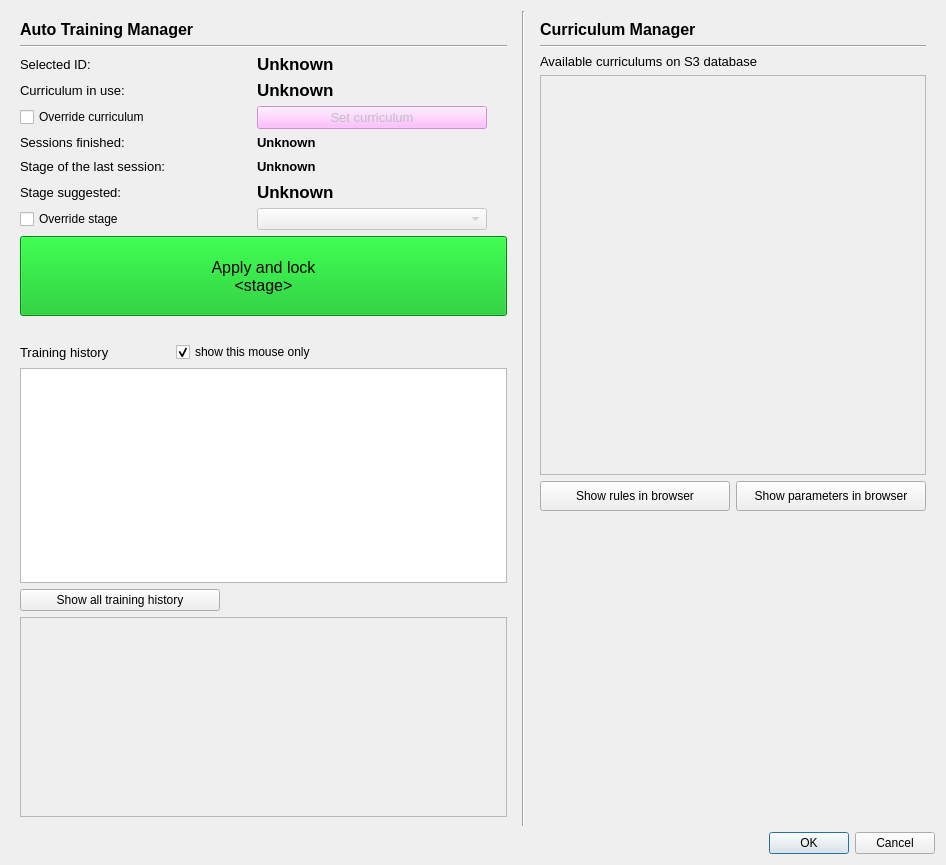
Before: the Qt Designer form src/foraging_gui/AutoTrain.ui in AllenNeuralDynamics/dynamic-foraging-task, drawn with Qt 5.
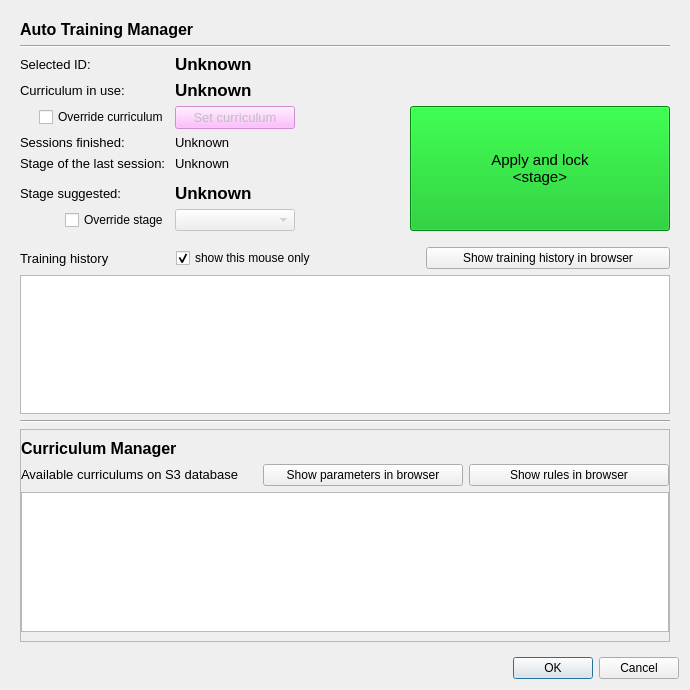
After: the same form once the commit is applied.

Commit message: streamline AutoTraining UI

The edit to the form file:
```diff
--- a/src/foraging_gui/AutoTrain.ui
+++ b/src/foraging_gui/AutoTrain.ui
@@ -6,8 +6,8 @@
    <rect>
     <x>0</x>
     <y>0</y>
-    <width>946</width>
-    <height>865</height>
+    <width>690</width>
+    <height>690</height>
    </rect>
   </property>
   <property name="windowTitle">
@@ -15,7 +15,7 @@
   </property>
   <layout class="QVBoxLayout" name="verticalLayout_2">
    <item>
-    <layout class="QHBoxLayout" name="horizontalLayout_2" stretch="0,0,0">
+    <layout class="QHBoxLayout" name="horizontalLayout_2" stretch="0">
      <item>
       <widget class="QWidget" name="widget_auto_train_manager" native="true">
        <property name="sizePolicy">
@@ -61,47 +61,6 @@
         </item>
         <item>
          <layout class="QGridLayout" name="gridLayout">
-          <item row="2" column="1">
-           <widget class="QPushButton" name="pushButton_apply_curriculum">
-            <property name="enabled">
-             <bool>false</bool>
-            </property>
-            <property name="sizePolicy">
-             <sizepolicy hsizetype="Minimum" vsizetype="Preferred">
-              <horstretch>0</horstretch>
-              <verstretch>0</verstretch>
-             </sizepolicy>
-            </property>
-            <property name="font">
-             <font>
-              <pointsize>10</pointsize>
-             </font>
-            </property>
-            <property name="styleSheet">
-             <string notr="true">background-color: rgb(255, 170, 255)
-</string>
-            </property>
-            <property name="text">
-             <string>Set curriculum</string>
-            </property>
-           </widget>
-          </item>
-          <item row="2" column="0">
-           <widget class="QCheckBox" name="checkBox_override_curriculum">
-            <property name="enabled">
-             <bool>true</bool>
-            </property>
-            <property name="sizePolicy">
-             <sizepolicy hsizetype="Minimum" vsizetype="Fixed">
-              <horstretch>8</horstretch>
-              <verstretch>0</verstretch>
-             </sizepolicy>
-            </property>
-            <property name="text">
-             <string>Override curriculum</string>
-            </property>
-           </widget>
-          </item>
           <item row="0" column="1">
            <widget class="QLabel" name="label_subject_id">
             <property name="minimumSize">
@@ -142,23 +101,56 @@
             </property>
            </widget>
           </item>
-          <item row="1" column="1">
-           <widget class="QLabel" name="label_curriculum_name">
+          <item row="2" column="1" alignment="Qt::AlignLeft">
+           <widget class="QPushButton" name="pushButton_apply_curriculum">
+            <property name="enabled">
+             <bool>false</bool>
+            </property>
+            <property name="sizePolicy">
+             <sizepolicy hsizetype="Minimum" vsizetype="Preferred">
+              <horstretch>0</horstretch>
+              <verstretch>0</verstretch>
+             </sizepolicy>
+            </property>
             <property name="minimumSize">
              <size>
-              <width>0</width>
+              <width>120</width>
               <height>0</height>
              </size>
             </property>
+            <property name="maximumSize">
+             <size>
+              <width>1000000</width>
+              <height>16777215</height>
+             </size>
+            </property>
             <property name="font">
              <font>
-              <pointsize>13</pointsize>
-              <weight>75</weight>
-              <bold>true</bold>
+              <pointsize>10</pointsize>
              </font>
             </property>
+            <property name="styleSheet">
+             <string notr="true">background-color: rgb(255, 170, 255)
+</string>
+            </property>
             <property name="text">
-             <string>Unknown</string>
+             <string>Set curriculum</string>
+            </property>
+           </widget>
+          </item>
+          <item row="2" column="0" alignment="Qt::AlignRight">
+           <widget class="QCheckBox" name="checkBox_override_curriculum">
+            <property name="enabled">
+             <bool>true</bool>
+            </property>
+            <property name="sizePolicy">
+             <sizepolicy hsizetype="Minimum" vsizetype="Fixed">
+              <horstretch>5</horstretch>
+              <verstretch>0</verstretch>
+             </sizepolicy>
+            </property>
+            <property name="text">
+             <string>Override curriculum</string>
             </property>
            </widget>
           </item>
@@ -176,6 +168,39 @@
             </property>
            </widget>
           </item>
+          <item row="7" column="0" alignment="Qt::AlignRight">
+           <widget class="QCheckBox" name="checkBox_override_stage">
+            <property name="sizePolicy">
+             <sizepolicy hsizetype="Minimum" vsizetype="Fixed">
+              <horstretch>5</horstretch>
+              <verstretch>0</verstretch>
+             </sizepolicy>
+            </property>
+            <property name="text">
+             <string>Override stage</string>
+            </property>
+           </widget>
+          </item>
+          <item row="6" column="1">
+           <widget class="QLabel" name="label_next_stage_suggested">
+            <property name="sizePolicy">
+             <sizepolicy hsizetype="Preferred" vsizetype="Preferred">
+              <horstretch>10</horstretch>
+              <verstretch>0</verstretch>
+             </sizepolicy>
+            </property>
+            <property name="font">
+             <font>
+              <pointsize>13</pointsize>
+              <weight>75</weight>
+              <bold>true</bold>
+             </font>
+            </property>
+            <property name="text">
+             <string>Unknown</string>
+            </property>
+           </widget>
+          </item>
           <item row="3" column="1">
            <widget class="QLabel" name="label_session">
             <property name="minimumSize">
@@ -187,48 +212,12 @@
             <property name="font">
              <font>
               <pointsize>10</pointsize>
-              <weight>75</weight>
-              <bold>true</bold>
-             </font>
-            </property>
-            <property name="text">
-             <string>Unknown</string>
-            </property>
-           </widget>
-          </item>
-          <item row="4" column="4">
-           <spacer name="horizontalSpacer_2">
-            <property name="orientation">
-             <enum>Qt::Horizontal</enum>
-            </property>
-            <property name="sizeType">
-             <enum>QSizePolicy::Maximum</enum>
-            </property>
-            <property name="sizeHint" stdset="0">
-             <size>
-              <width>20</width>
-              <height>20</height>
-             </size>
-            </property>
-           </spacer>
-          </item>
-          <item row="0" column="0">
-           <widget class="QLabel" name="label_3">
-            <property name="sizePolicy">
-             <sizepolicy hsizetype="Preferred" vsizetype="Preferred">
-              <horstretch>0</horstretch>
-              <verstretch>0</verstretch>
-             </sizepolicy>
-            </property>
-            <property name="font">
-             <font>
-              <pointsize>10</pointsize>
               <weight>50</weight>
               <bold>false</bold>
              </font>
             </property>
             <property name="text">
-             <string>Selected ID:  </string>
+             <string>Unknown</string>
             </property>
            </widget>
           </item>
@@ -255,8 +244,8 @@
             <property name="font">
              <font>
               <pointsize>10</pointsize>
-              <weight>75</weight>
-              <bold>true</bold>
+              <weight>50</weight>
+              <bold>false</bold>
              </font>
             </property>
             <property name="text">
@@ -264,23 +253,48 @@
             </property>
            </widget>
           </item>
-          <item row="6" column="1">
-           <widget class="QLabel" name="label_next_stage_suggested">
+          <item row="7" column="1" alignment="Qt::AlignLeft">
+           <widget class="QComboBox" name="comboBox_override_stage">
+            <property name="enabled">
+             <bool>false</bool>
+            </property>
+            <property name="sizePolicy">
+             <sizepolicy hsizetype="Preferred" vsizetype="Fixed">
+              <horstretch>7</horstretch>
+              <verstretch>0</verstretch>
+             </sizepolicy>
+            </property>
+            <property name="minimumSize">
+             <size>
+              <width>120</width>
+              <height>0</height>
+             </size>
+            </property>
+            <property name="maximumSize">
+             <size>
+              <width>1000000</width>
+              <height>16777215</height>
+             </size>
+            </property>
+           </widget>
+          </item>
+          <item row="0" column="0">
+           <widget class="QLabel" name="label_3">
             <property name="sizePolicy">
              <sizepolicy hsizetype="Preferred" vsizetype="Preferred">
-              <horstretch>10</horstretch>
+              <horstretch>0</horstretch>
               <verstretch>0</verstretch>
              </sizepolicy>
             </property>
             <property name="font">
              <font>
-              <pointsize>13</pointsize>
-              <weight>75</weight>
-              <bold>true</bold>
+              <pointsize>10</pointsize>
+              <weight>50</weight>
+              <bold>false</bold>
              </font>
             </property>
             <property name="text">
-             <string>Unknown</string>
+             <string>Selected ID:  </string>
             </property>
            </widget>
           </item>
@@ -288,7 +302,7 @@
            <widget class="QLabel" name="label_5">
             <property name="sizePolicy">
              <sizepolicy hsizetype="Preferred" vsizetype="Preferred">
-              <horstretch>10</horstretch>
+              <horstretch>5</horstretch>
               <verstretch>0</verstretch>
              </sizepolicy>
             </property>
@@ -304,39 +318,31 @@
             </property>
            </widget>
           </item>
-          <item row="7" column="0">
-           <widget class="QCheckBox" name="checkBox_override_stage">
-            <property name="sizePolicy">
-             <sizepolicy hsizetype="Minimum" vsizetype="Fixed">
-              <horstretch>10</horstretch>
-              <verstretch>0</verstretch>
-             </sizepolicy>
+          <item row="1" column="1" colspan="4">
+           <widget class="QLabel" name="label_curriculum_name">
+            <property name="minimumSize">
+             <size>
+              <width>0</width>
+              <height>0</height>
+             </size>
+            </property>
+            <property name="font">
+             <font>
+              <pointsize>13</pointsize>
+              <weight>75</weight>
+              <bold>true</bold>
+             </font>
             </property>
             <property name="text">
-             <string>Override stage</string>
+             <string>Unknown</string>
             </property>
            </widget>
           </item>
-          <item row="7" column="1">
-           <widget class="QComboBox" name="comboBox_override_stage">
-            <property name="enabled">
-             <bool>false</bool>
-            </property>
-            <property name="sizePolicy">
-             <sizepolicy hsizetype="Preferred" vsizetype="Fixed">
-              <horstretch>7</horstretch>
-              <verstretch>0</verstretch>
-             </sizepolicy>
-            </property>
-           </widget>
-          </item>
-         </layout>
-        </item>
-        <item>
+          <item row="2" column="4" rowspan="6">
          <widget class="QPushButton" name="pushButton_apply_auto_train_paras">
           <property name="sizePolicy">
            <sizepolicy hsizetype="Preferred" vsizetype="Preferred">
-            <horstretch>15</horstretch>
+              <horstretch>12</horstretch>
             <verstretch>0</verstretch>
            </sizepolicy>
           </property>
@@ -348,7 +354,7 @@
           </property>
           <property name="font">
            <font>
-            <pointsize>12</pointsize>
+              <pointsize>11</pointsize>
            </font>
           </property>
           <property name="styleSheet">
@@ -364,6 +370,8 @@
           </property>
          </widget>
         </item>
+         </layout>
+        </item>
         <item>
          <spacer name="verticalSpacer">
           <property name="orientation">
@@ -375,7 +383,7 @@
           <property name="sizeHint" stdset="0">
            <size>
             <width>20</width>
-            <height>20</height>
+            <height>10</height>
            </size>
           </property>
          </spacer>
@@ -413,7 +421,7 @@
             <property name="sizePolicy">
              <sizepolicy hsizetype="Expanding" vsizetype="Preferred">
               <horstretch>0</horstretch>
-              <verstretch>20</verstretch>
+              <verstretch>15</verstretch>
              </sizepolicy>
             </property>
             <property name="text">
@@ -424,13 +432,32 @@
             </property>
            </widget>
           </item>
+          <item>
+           <widget class="QPushButton" name="pushButton_show_all_training_history">
+            <property name="sizePolicy">
+             <sizepolicy hsizetype="Expanding" vsizetype="Fixed">
+              <horstretch>0</horstretch>
+              <verstretch>8</verstretch>
+             </sizepolicy>
+            </property>
+            <property name="maximumSize">
+             <size>
+              <width>300</width>
+              <height>30</height>
+             </size>
+            </property>
+            <property name="text">
+             <string>Show training history in browser</string>
+            </property>
+           </widget>
+          </item>
          </layout>
         </item>
         <item>
          <widget class="QTableView" name="tableView_df_training_manager">
           <property name="sizePolicy">
            <sizepolicy hsizetype="Expanding" vsizetype="Expanding">
-            <horstretch>2</horstretch>
+            <horstretch>0</horstretch>
             <verstretch>0</verstretch>
            </sizepolicy>
           </property>
@@ -460,15 +487,9 @@
          </widget>
         </item>
         <item>
-         <widget class="QPushButton" name="pushButton_show_all_training_history">
-          <property name="maximumSize">
-           <size>
-            <width>200</width>
-            <height>30</height>
-           </size>
-          </property>
-          <property name="text">
-           <string>Show all training history</string>
+         <widget class="Line" name="line_3">
+          <property name="orientation">
+           <enum>Qt::Horizontal</enum>
           </property>
          </widget>
         </item>
@@ -486,18 +507,16 @@
           <property name="frameShadow">
            <enum>QFrame::Raised</enum>
           </property>
-         </widget>
-        </item>
-       </layout>
-      </widget>
-     </item>
-     <item>
-      <widget class="Line" name="line">
-       <property name="orientation">
-        <enum>Qt::Vertical</enum>
-       </property>
-      </widget>
-     </item>
+          <layout class="QVBoxLayout" name="verticalLayout_3">
+           <property name="leftMargin">
+            <number>0</number>
+           </property>
+           <property name="topMargin">
+            <number>0</number>
+           </property>
+           <property name="rightMargin">
+            <number>0</number>
+           </property>
      <item>
       <widget class="QWidget" name="widget_curriculum_manager" native="true">
        <property name="sizePolicy">
@@ -513,6 +532,15 @@
         </size>
        </property>
        <layout class="QVBoxLayout" name="verticalLayout_6">
+              <property name="leftMargin">
+               <number>0</number>
+              </property>
+              <property name="rightMargin">
+               <number>0</number>
+              </property>
+              <property name="bottomMargin">
+               <number>0</number>
+              </property>
         <item>
          <widget class="QLabel" name="label_2">
           <property name="sizePolicy">
@@ -535,12 +563,7 @@
          </widget>
         </item>
         <item>
-         <widget class="Line" name="line_3">
-          <property name="orientation">
-           <enum>Qt::Horizontal</enum>
-          </property>
-         </widget>
-        </item>
+               <layout class="QHBoxLayout" name="horizontalLayout_3">
         <item>
          <widget class="QLabel" name="label">
           <property name="sizePolicy">
@@ -566,45 +589,59 @@
          </widget>
         </item>
         <item>
+                 <widget class="QPushButton" name="pushButton_show_paras_in_browser">
+                  <property name="sizePolicy">
+                   <sizepolicy hsizetype="Minimum" vsizetype="Preferred">
+                    <horstretch>0</horstretch>
+                    <verstretch>0</verstretch>
+                   </sizepolicy>
+                  </property>
+                  <property name="maximumSize">
+                   <size>
+                    <width>200</width>
+                    <height>30</height>
+                   </size>
+                  </property>
+                  <property name="text">
+                   <string>Show parameters in browser</string>
+                  </property>
+                 </widget>
+                </item>
+                <item>
+                 <widget class="QPushButton" name="pushButton_show_rules_in_browser">
+                  <property name="sizePolicy">
+                   <sizepolicy hsizetype="Minimum" vsizetype="Preferred">
+                    <horstretch>0</horstretch>
+                    <verstretch>0</verstretch>
+                   </sizepolicy>
+                  </property>
+                  <property name="maximumSize">
+                   <size>
+                    <width>200</width>
+                    <height>30</height>
+                   </size>
+                  </property>
+                  <property name="text">
+                   <string>Show rules in browser</string>
+                  </property>
+                 </widget>
+                </item>
+               </layout>
+              </item>
+             </layout>
+            </widget>
+           </item>
+           <item>
          <widget class="QTableView" name="tableView_df_curriculum">
-          <property name="enabled">
-           <bool>false</bool>
-          </property>
-          <property name="sizePolicy">
-           <sizepolicy hsizetype="Preferred" vsizetype="Preferred">
-            <horstretch>1</horstretch>
-            <verstretch>10</verstretch>
-           </sizepolicy>
-          </property>
-          <property name="minimumSize">
-           <size>
-            <width>200</width>
-            <height>200</height>
-           </size>
-          </property>
-          <property name="maximumSize">
-           <size>
-            <width>16777215</width>
-            <height>400</height>
-           </size>
-          </property>
-          <property name="font">
-           <font>
-            <pointsize>9</pointsize>
-           </font>
-          </property>
-          <property name="focusPolicy">
-           <enum>Qt::StrongFocus</enum>
-          </property>
-          <property name="styleSheet">
-           <string notr="true"/>
-          </property>
           <property name="selectionMode">
            <enum>QAbstractItemView::SingleSelection</enum>
           </property>
           <property name="selectionBehavior">
            <enum>QAbstractItemView::SelectRows</enum>
           </property>
+             <property name="cornerButtonEnabled">
+              <bool>false</bool>
+             </property>
           <attribute name="horizontalHeaderShowSortIndicator" stdset="0">
            <bool>true</bool>
           </attribute>
@@ -613,54 +650,6 @@
           </attribute>
          </widget>
         </item>
-        <item>
-         <layout class="QHBoxLayout" name="horizontalLayout_4">
-          <item>
-           <widget class="QPushButton" name="pushButton_show_rules_in_browser">
-            <property name="sizePolicy">
-             <sizepolicy hsizetype="Minimum" vsizetype="Preferred">
-              <horstretch>0</horstretch>
-              <verstretch>0</verstretch>
-             </sizepolicy>
-            </property>
-            <property name="maximumSize">
-             <size>
-              <width>200</width>
-              <height>30</height>
-             </size>
-            </property>
-            <property name="text">
-             <string>Show rules in browser</string>
-            </property>
-           </widget>
-          </item>
-          <item>
-           <widget class="QPushButton" name="pushButton_show_paras_in_browser">
-            <property name="sizePolicy">
-             <sizepolicy hsizetype="Minimum" vsizetype="Preferred">
-              <horstretch>0</horstretch>
-              <verstretch>0</verstretch>
-             </sizepolicy>
-            </property>
-            <property name="maximumSize">
-             <size>
-              <width>200</width>
-              <height>30</height>
-             </size>
-            </property>
-            <property name="text">
-             <string>Show parameters in browser</string>
-            </property>
-           </widget>
-          </item>
-         </layout>
-        </item>
-        <item>
-         <widget class="QWidget" name="widget" native="true">
-          <layout class="QVBoxLayout" name="verticalLayout">
-           <item>
-            <layout class="QHBoxLayout" name="horizontalLayout_diagram"/>
-           </item>
           </layout>
          </widget>
         </item>
```
Left out of the diff: 56 changed lines with no effect on the pictures. Lines whose indentation alone changed are shown as unchanged. The commit also changes 2 other files.
